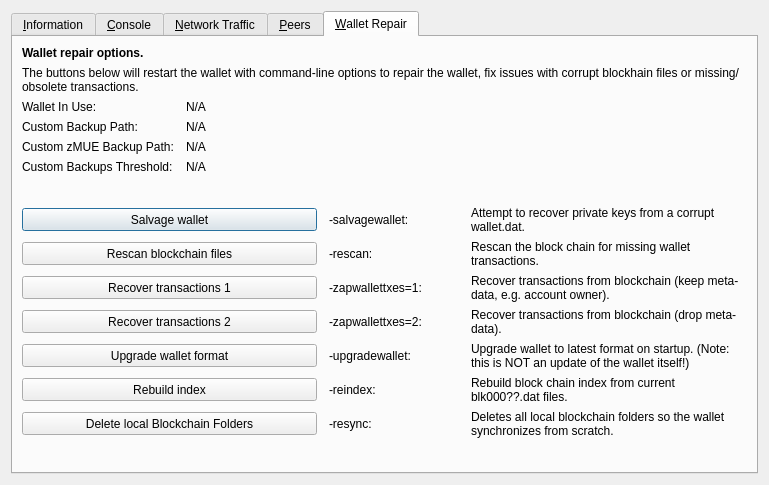
First picture: the form in src/qt/forms/rpcconsole.ui, repository stakecube/stakecubecoin-archive, before the edit.
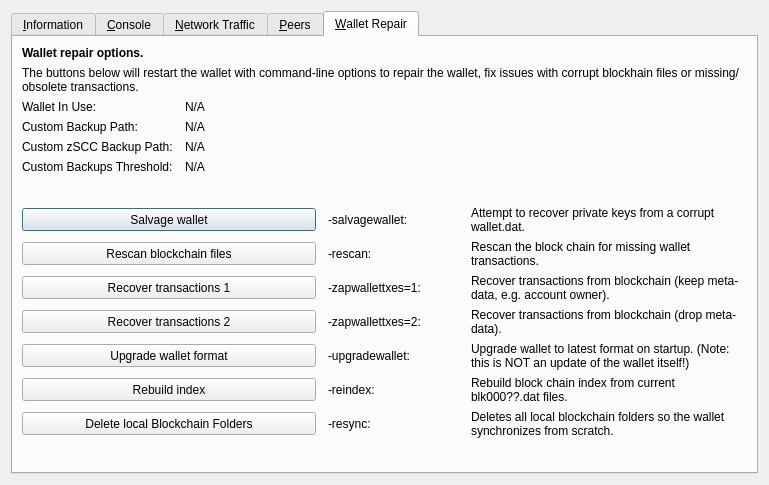
Second picture: the form after the edit. The open tabs and pages were chosen to show the change. Icons and pictures are not drawn. Custom widgets are drawn as their Qt base class.

Diff of the .ui file:
```diff
--- a/src/qt/forms/rpcconsole.ui
+++ b/src/qt/forms/rpcconsole.ui
@@ -1328,7 +1328,7 @@
        <item row="4" column="0">
         <widget class="QLabel" name="wallet_customzphrbackuppath_label">
          <property name="text">
-          <string>Custom zMUE Backup Path:</string>
+          <string>Custom zSCC Backup Path:</string>
          </property>
          <property name="visible">
           <bool>false</bool>
```
Left out of the diff: 6 changed lines with no effect on the pictures.
